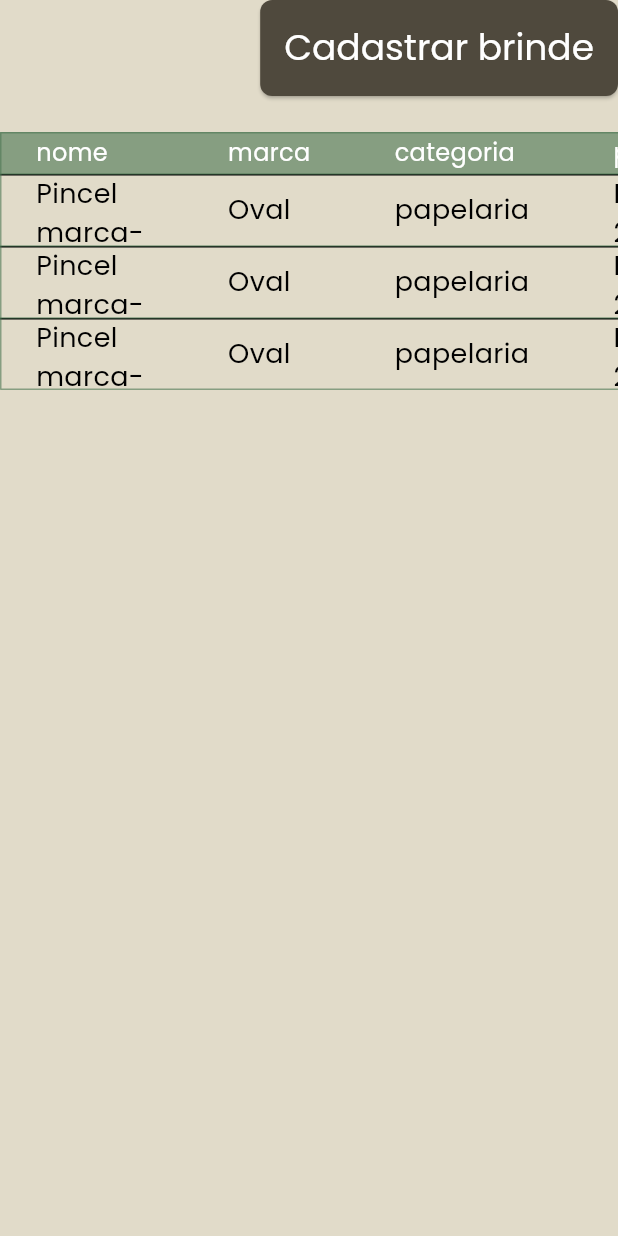
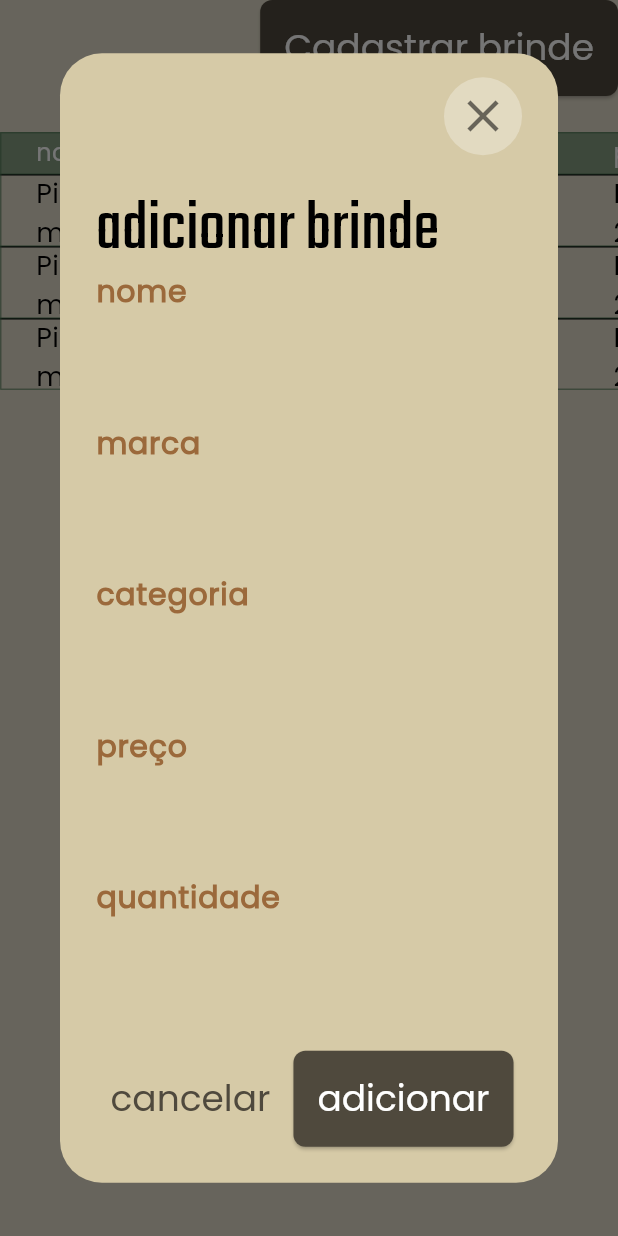
Before and after one commit to bernardolansing/swe_reler, a Flutter app: the AdminGifts widget shown alone on an empty page, opened directly, after a tap on "Cadastrar brinde", on a phone screen of 412 x 824 dp. Run offline on Flutter 3.47's test engine with Material 3 defaults, Android fonts, the phone set to English and light mode, and no system bars; our stand-ins replace cloud_firestore, firebase_auth, firebase_core, font_awesome_flutter; accounts and stored records are empty; statements that could not run were skipped.

Commit message:
registering gifts

```diff
--- /dev/null
+++ b/lib/src/admin.dart
@@ -0,0 +1,11 @@
+import 'package:cloud_firestore/cloud_firestore.dart';
+import 'package:swe_reler/src/data_types.dart';
+
+class Admin {
+  static DocumentReference get _giftsDoc => FirebaseFirestore.instance
+      .collection('stock')
+      .doc('gifts');
+
+  static Future<void> registerGift(Gift gift) =>
+      _giftsDoc.update({'gifts': FieldValue.arrayUnion([gift.toMap])});
+}
--- a/lib/src/data_types.dart
+++ b/lib/src/data_types.dart
@@ -86,9 +86,12 @@ class Gift {
   });
 
   Gift.fromEntry(Map entry) :
-      title = entry['title'],
-      brand = entry['brand'],
-      category = entry['category'],
-      price = entry['price'],
-      amount = entry['amount'];
+        title = entry['title'],
+        brand = entry['brand'],
+        category = entry['category'],
+        price = entry['price'],
+        amount = entry['amount'];
+
+  Map<String, dynamic> get toMap => {'title': title, 'brand': brand,
+    'category': category, 'price': price, 'amount': amount};
 }
--- a/lib/src/screens/admin/gifts.dart
+++ b/lib/src/screens/admin/gifts.dart
@@ -1,7 +1,10 @@
 import 'package:flutter/material.dart';
 import 'package:swe_reler/main.dart';
+import 'package:swe_reler/src/admin.dart';
 import 'package:swe_reler/src/data_types.dart';
 import 'package:swe_reler/src/screens/admin/table.dart';
+import 'package:swe_reler/src/widgets/app_dialog.dart';
+import 'package:swe_reler/src/widgets/input.dart';
 
 class AdminGifts extends StatelessWidget {
   const AdminGifts({super.key});
@@ -12,7 +15,10 @@ class AdminGifts extends StatelessWidget {
       Align(
         alignment: Alignment.centerRight,
         child: ElevatedButton(
-          onPressed: () {},
+          onPressed: () => showDialog(
+              context: context,
+              builder: (context) => _RegisterGiftDialog()
+          ),
           child: const Text('Cadastrar brinde'),
         ),
       ),
@@ -29,6 +35,152 @@ class AdminGifts extends StatelessWidget {
 
   List<String> _rowFromGift(Gift g) => [g.title, g.brand, g.category,
     g.price.asPrice, g.amount.toString()];
+}
+
+class _RegisterGiftDialog extends StatefulWidget {
+  @override
+  State<_RegisterGiftDialog> createState() => _RegisterGiftDialogState();
+}
+
+class _RegisterGiftDialogState extends State<_RegisterGiftDialog> {
+  final _nameController = TextEditingController();
+  final _brandController = TextEditingController();
+  final _categoryController = TextEditingController();
+  final _priceController = TextEditingController();
+  final _amountController = TextEditingController();
+
+  bool _nameError = false;
+  bool _brandError = false;
+  bool _categoryError = false;
+  bool _emptyPriceError = false;
+  bool _invalidPriceError = false;
+  bool _emptyAmountError = false;
+  bool _invalidAmountError = false;
+
+  void submit() {
+    setState(() {
+      _nameError = _nameController.text.isEmpty;
+      _brandError = _brandController.text.isEmpty;
+      _categoryError = _categoryController.text.isEmpty;
+      _emptyPriceError = _priceController.text.isEmpty;
+      _emptyAmountError = _amountController.text.isEmpty;
+    });
+
+    final emptyFieldErrors = [_nameError, _brandError, _categoryError,
+      _emptyPriceError, _emptyAmountError];
+
+    if (emptyFieldErrors.any((error) => error == true)) { return; }
+
+    late final double price;
+    late final int amount;
+
+    try { price = double.parse(_priceController.text.replaceAll(',', '.')); }
+    on FormatException { setState(() => _invalidPriceError = true); }
+
+    try { amount = int.parse(_amountController.text); }
+    on FormatException { setState(() => _invalidAmountError = true); }
+
+    if (_invalidPriceError || _invalidAmountError) { return; }
+
+    final newGift = Gift(
+        title: _nameController.text,
+        brand: _brandController.text,
+        category: _categoryController.text,
+        price: price,
+        amount: amount
+    );
+
+    Admin.registerGift(newGift);
+    Navigator.of(context).pop();
+  }
+
+  @override
+  Widget build(BuildContext context) {
+    final textTheme = Theme.of(context).textTheme;
+
+    return AppDialog(
+      content: SizedBox(
+        width: 500,
+        child: Column(
+          crossAxisAlignment: CrossAxisAlignment.start,
+          children: [
+            Text('adicionar brinde', style: textTheme.headlineSmall),
+            _spacing,
+
+            Input(
+              title: 'nome',
+              controller: _nameController,
+              errorMessage: _nameError ? 'O nome é obrigatório' : null,
+              errorDismisser: () => setState(() => _nameError = false),
+            ),
+            _spacing,
+
+            Input(
+              title: 'marca',
+              controller: _brandController,
+              errorMessage: _brandError ? 'A marca é obrigatória' : null,
+              errorDismisser: () => setState(() => _brandError = false),
+            ),
+            _spacing,
+
+            Input(
+              title: 'categoria',
+              controller: _categoryController,
+              errorMessage: _categoryError ? 'A categoria é obrigatória' : null,
+              errorDismisser: () => setState(() => _categoryError = false),
+            ),
+            _spacing,
+
+            Input(
+              title: 'preço',
+              controller: _priceController,
+              errorMessage: _priceErrorMessage,
+              errorDismisser: () => setState(() {
+                _emptyPriceError = false;
+                _invalidPriceError = false;
+              }),
+            ),
+            _spacing,
+
+            Input(
+              title: 'quantidade',
+              controller: _amountController,
+              errorMessage: _amountErrorMessage,
+              errorDismisser: () => setState(() {
+                _emptyAmountError = false;
+                _invalidAmountError = false;
+              }),
+            ),
+          ],
+        ),
+      ),
+      actions: [
+        TextButton(
+          onPressed: Navigator.of(context).pop,
+          child: const Text('cancelar'),
+        ),
+
+        ElevatedButton(
+          onPressed: submit,
+          child: const Text('adicionar'),
+        ),
+      ],
+    );
+  }
+
+  String? get _priceErrorMessage {
+    if (_emptyPriceError) { return 'O preço é obrigatório'; }
+    if (_invalidPriceError) { return 'O preço digitado não é válido'; }
+    return null;
+  }
+
+  String? get _amountErrorMessage {
+    if (_emptyAmountError) { return 'A quantidade é obrigatória'; }
+    if (_invalidAmountError) { return 'A quantidade digitada é inválida'; }
+    return null;
+  }
+
+  static const _spacing = SizedBox(height: 8);
 }
 
 const _mockGifts = [
```
